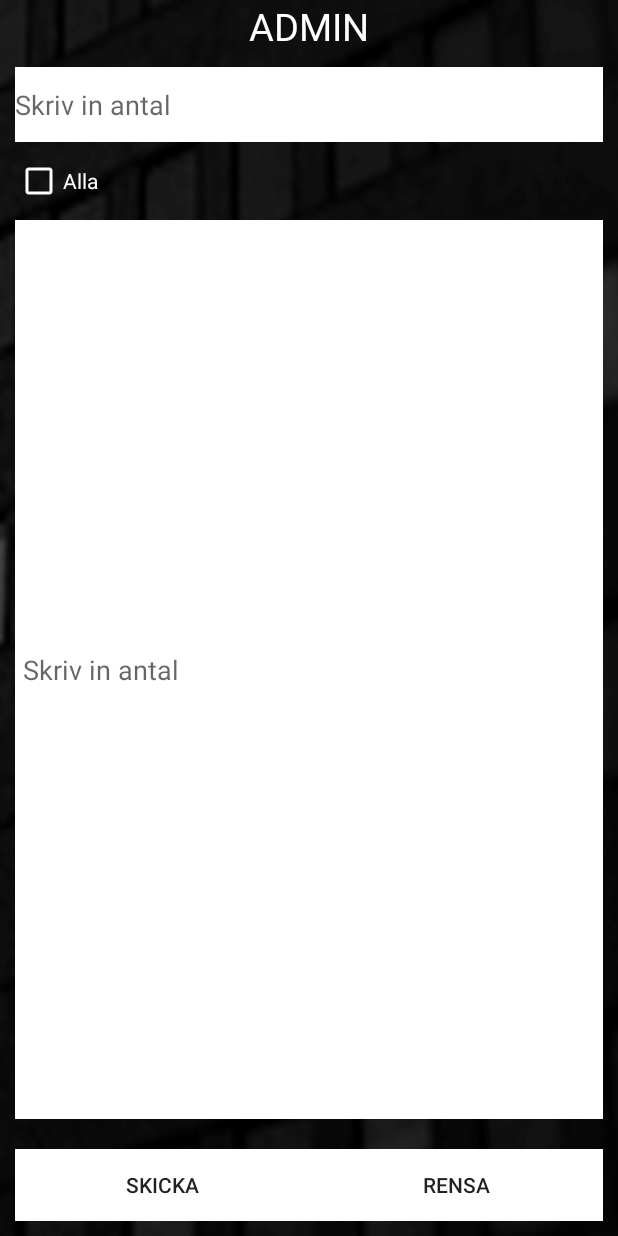
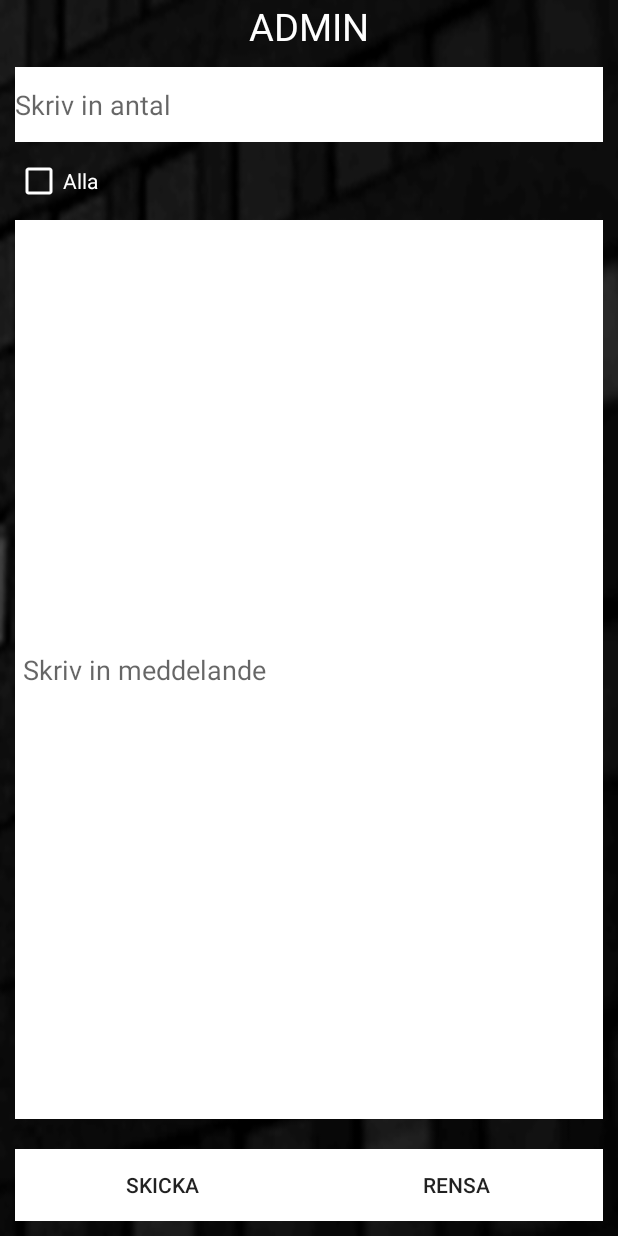
Before and after one commit to aysterberi/SatansDemokratiAdmin, an Android app: the screen it shows after launch (MainActivity), on a phone screen of 412 x 824 dp. Run offline under Robolectric (Android 15) with nearby library versions, the phone set to English and light mode, and no system bars.

Commit message:
VAR JU LISAS FEEL ;(((

```diff
--- a/app/src/main/java/com/example/lisalesse/satansdemokratiadmin/MainActivity.java
+++ b/app/src/main/java/com/example/lisalesse/satansdemokratiadmin/MainActivity.java
@@ -54,6 +54,7 @@ public class MainActivity extends AppCompatActivity {
 
         });
 
+        //jajamän kommentarer
         Skicka.setOnClickListener(new View.OnClickListener() {
                 public void onClick(View v) {
                     String antal = "";
--- a/app/src/main/res/layout/activity_main.xml
+++ b/app/src/main/res/layout/activity_main.xml
@@ -53,7 +53,7 @@
         android:layout_margin="10dp"
         android:inputType="text"
         android:textColor="@color/colorPrimaryDark"
-        android:hint="Skriv in antal"/>
+        android:hint="Skriv in meddelande"/>
 
     <LinearLayout
         android:id="@+id/divider"
```
Also changed, not shown: 3 other files.
